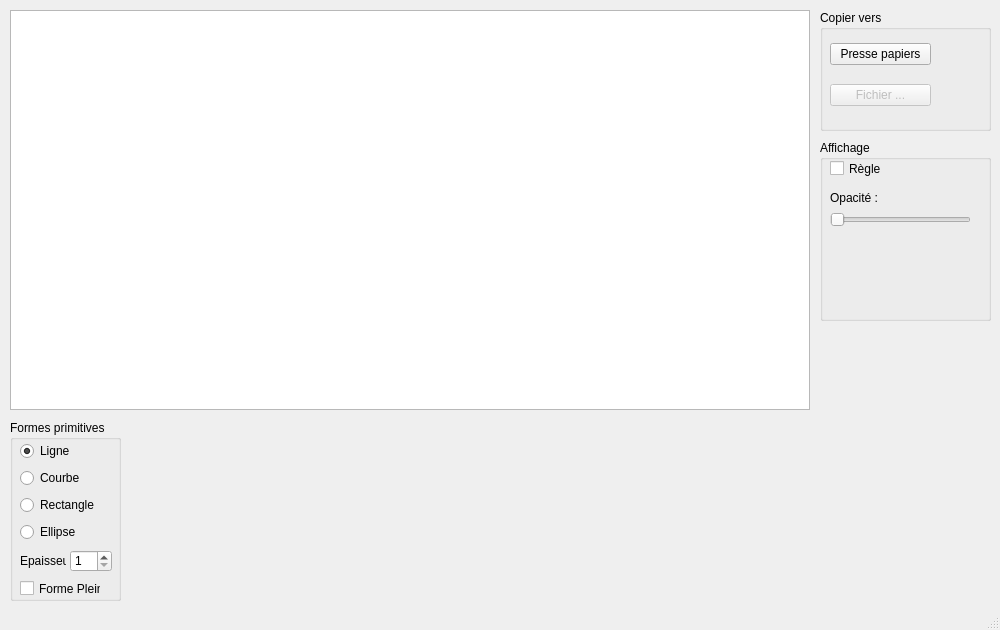
Above: Aaaah/MainWindow.ui from Sahnvour/maaaahp-toolkit before the change. Below: the same form after it.
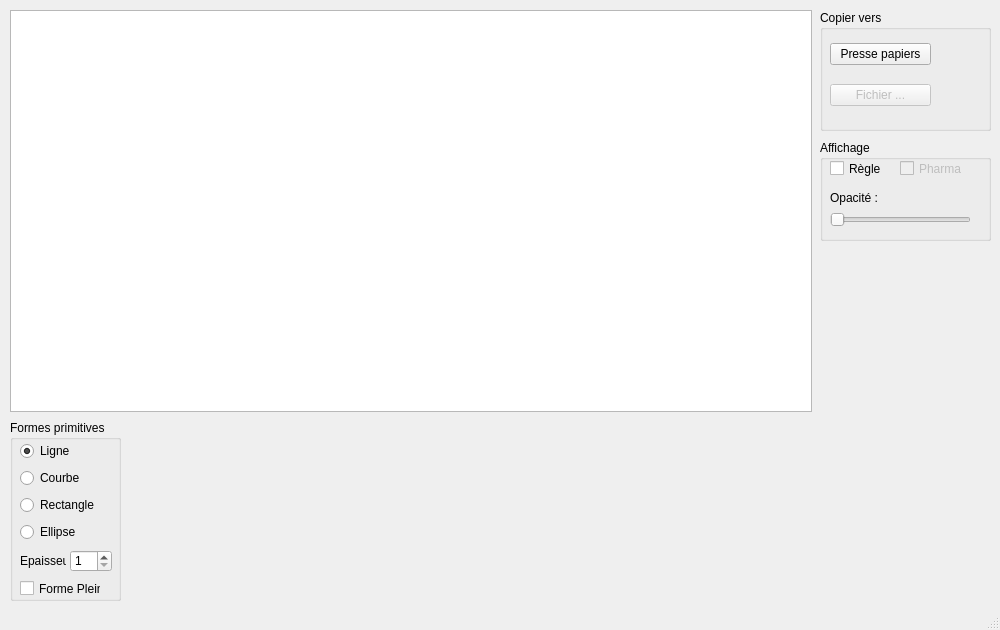
That is the form after the change.

Patch:
```diff
--- a/Aaaah/MainWindow.ui
+++ b/Aaaah/MainWindow.ui
@@ -31,8 +31,8 @@
      <rect>
       <x>10</x>
       <y>10</y>
-      <width>800</width>
-      <height>400</height>
+      <width>802</width>
+      <height>402</height>
      </rect>
     </property>
     <property name="cursor" stdset="0">
@@ -245,7 +245,7 @@
       <x>820</x>
       <y>140</y>
       <width>171</width>
-      <height>181</height>
+      <height>101</height>
      </rect>
     </property>
     <property name="title">
@@ -293,6 +293,22 @@
       <string>Opacité :</string>
      </property>
     </widget>
+    <widget class="QCheckBox" name="pharma">
+     <property name="enabled">
+      <bool>false</bool>
+     </property>
+     <property name="geometry">
+      <rect>
+       <x>80</x>
+       <y>20</y>
+       <width>70</width>
+       <height>17</height>
+      </rect>
+     </property>
+     <property name="text">
+      <string>Pharma</string>
+     </property>
+    </widget>
    </widget>
   </widget>
   <widget class="QMenuBar" name="menubar">
```
